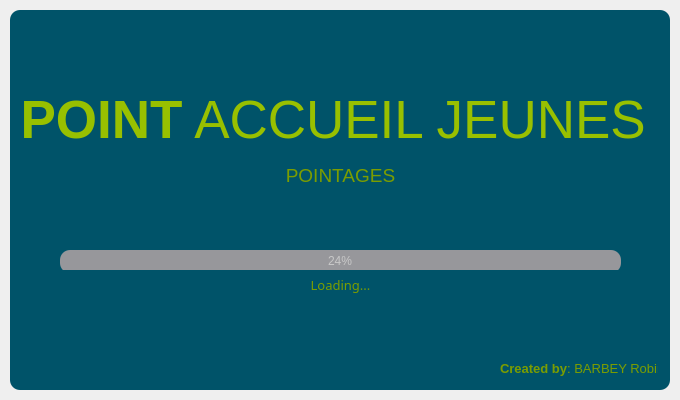
Above: venv/gui_elements/splash_screen.ui from RobinBARBEY/PointagePAJ before the change. Below: the same form after it.
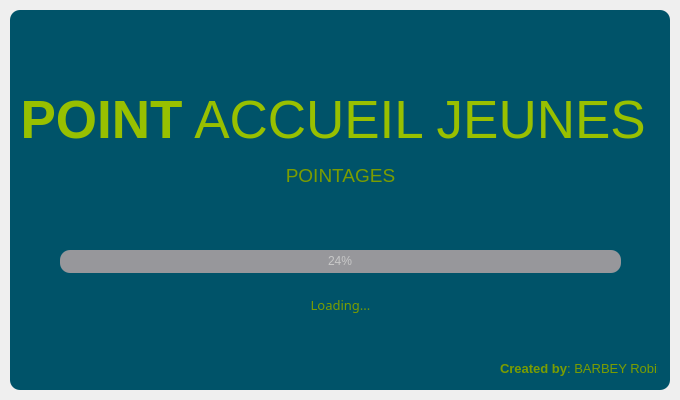
That is the form after the change.

Patch:
```diff
--- a/venv/gui_elements/splash_screen.ui
+++ b/venv/gui_elements/splash_screen.ui
@@ -150,7 +150,7 @@
        <property name="geometry">
         <rect>
          <x>0</x>
-         <y>260</y>
+         <y>280</y>
          <width>661</width>
          <height>31</height>
         </rect>
```
Left out of the diff: 1 changed line with no effect on the pictures.
